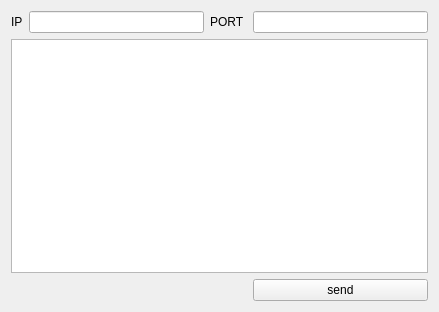
Old version of the form src/udp_widget.ui in the repository public0821/npg.
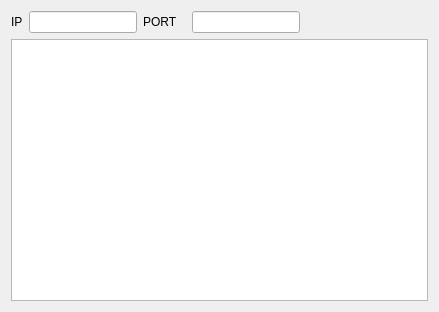
New version of the form.

Diff of the .ui file:
```diff
--- a/src/udp_widget.ui
+++ b/src/udp_widget.ui
@@ -14,7 +14,7 @@
    <string>UdpWidget</string>
   </property>
   <layout class="QGridLayout" name="gridLayout_2">
-   <item row="0" column="1">
+   <item row="0" column="1" colspan="2">
     <widget class="QLineEdit" name="ipEdit"/>
    </item>
    <item row="0" column="0">
@@ -24,25 +24,34 @@
      </property>
     </widget>
    </item>
-   <item row="2" column="0" colspan="4">
+   <item row="2" column="0" colspan="8">
     <widget class="QTextEdit" name="dataEdit"/>
    </item>
-   <item row="0" column="2">
+   <item row="3" column="0" colspan="8">
+    <layout class="QHBoxLayout" name="sendLayout"/>
+   </item>
+   <item row="0" column="3">
     <widget class="QLabel" name="label_2">
      <property name="text">
       <string>PORT </string>
      </property>
     </widget>
    </item>
-   <item row="0" column="3">
+   <item row="0" column="5" colspan="2">
     <widget class="QLineEdit" name="portEdit"/>
    </item>
-   <item row="3" column="3">
-    <widget class="QPushButton" name="pushButton">
-     <property name="text">
-      <string>send</string>
+   <item row="0" column="7">
+    <spacer name="horizontalSpacer_2">
+     <property name="orientation">
+      <enum>Qt::Horizontal</enum>
      </property>
-    </widget>
+     <property name="sizeHint" stdset="0">
+      <size>
+       <width>40</width>
+       <height>20</height>
+      </size>
+     </property>
+    </spacer>
    </item>
   </layout>
  </widget>
```
